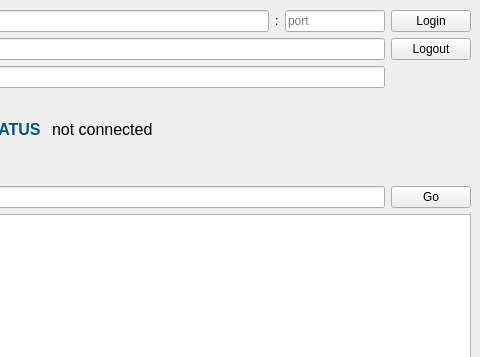
First picture: the form in tcp/client/form.ui, repository Kurzheck/FTP_project, before the edit; both pictures show x 350 to 830 and y 0 to 357 of the 830 by 1400 pixel window.
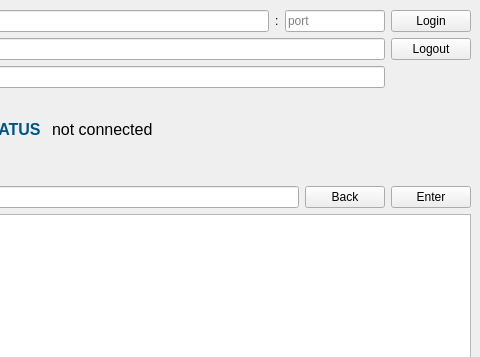
Second picture: the form after the edit.

Commit message: add go back button

Patch:
```diff
--- a/tcp/client/form.ui
+++ b/tcp/client/form.ui
@@ -279,7 +279,14 @@
       <item>
        <widget class="QPushButton" name="pushButton_go">
         <property name="text">
-         <string>Go</string>
+         <string>Back</string>
+        </property>
+       </widget>
+      </item>
+      <item>
+       <widget class="QPushButton" name="pushButton_enter">
+        <property name="text">
+         <string>Enter</string>
         </property>
        </widget>
       </item>
```
Left out of the diff: 2 changed lines with no effect on the pictures. The commit also changes 1 other file.
